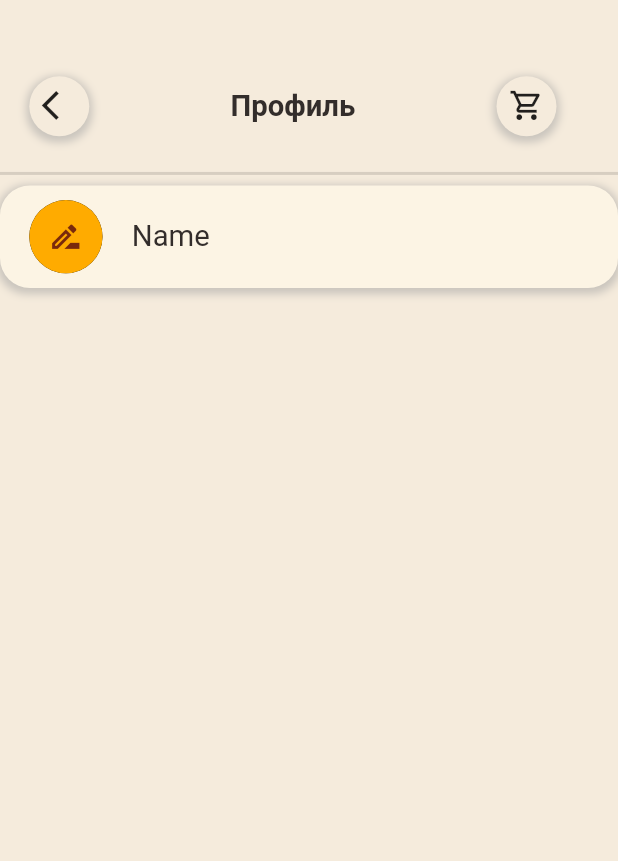
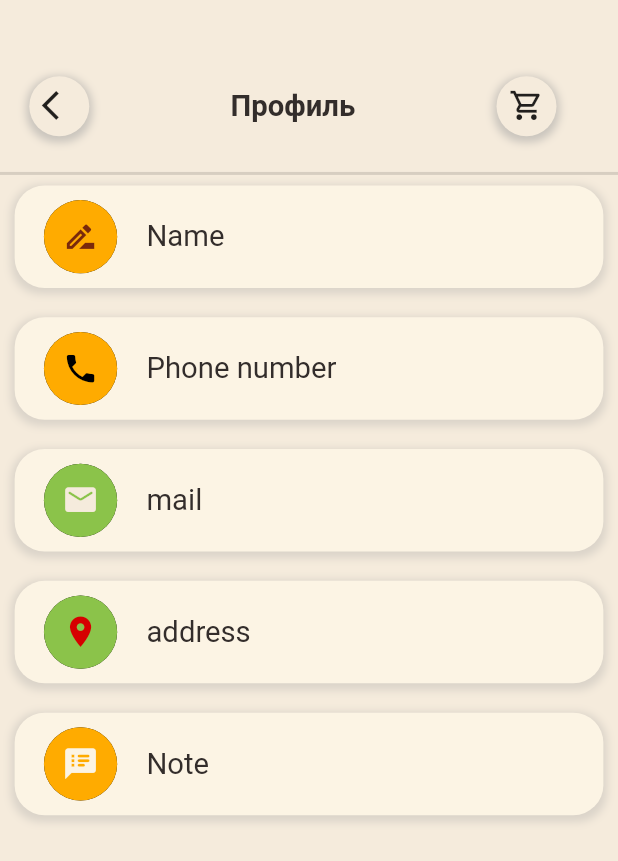
Before and after one commit to dimad2602/WaiterPlus-Flutter-App, a Flutter app: the ProfileSettings screen opened by its route, on a phone screen of 412 x 824 dp. Shown: the top 861 px of the screen. Run offline on Flutter 3.47's test engine with Material 2 defaults, Android fonts, the phone set to English and light mode, and no system bars; our stand-ins replace cached_network_image, cloud_firestore, firebase_auth, firebase_core, firebase_storage, flutter_svg and 6 more; missing offline and left inert: dart:ffi, easy_separator, qr_code_scanner; accounts and stored records are empty.

```diff
--- a/lib/pages/usermenu/profile_page.dart
+++ b/lib/pages/usermenu/profile_page.dart
@@ -17,8 +17,7 @@ class ProfileSettings extends StatelessWidget {
   Widget build(BuildContext context) {
     return Scaffold(
       backgroundColor: const Color(0xFFf5ebdc),
-      body: SingleChildScrollView(
-        child: Center(
+      body: Center(
         child: Column(
           crossAxisAlignment: CrossAxisAlignment.start,
           mainAxisAlignment: MainAxisAlignment.center,
@@ -77,30 +76,73 @@ class ProfileSettings extends StatelessWidget {
             const SizedBox(
               height: 10,
             ),
+            Expanded(
+              child: SingleChildScrollView(
+                child: Column(
+                  children: [
                     const Divider(
                       thickness: 2,
                     ),
-              // listTiles(
-              //     title: 'Имя',
-              //     // subtitle: 'Subtitle',
-              //     icon: Icons.drive_file_rename_outline_rounded,
-              //     onPressed: () {}),
+                    //name
                     AccountWidget(
                         appIcon:
                         AppIcon(icon: Icons.drive_file_rename_outline_outlined,
-                      backgroundColor: AppColors.Alert_checkColor,
-                      iconColor: AppColors.RedBottonColor,
+                          backgroundColor: AppColors.alertCheckColor,
+                          iconColor: AppColors.redBottonColor,
                           customSize: Constants.height10*5/2,
                           size: Constants.height10*5,
                           swadowOff: false,),
                         // TODO: имя должен заполнить пользователь (врядли будет в бд хранится)
-                  bigText: BigText(text:'Name'))
-              // listTiles(
-              //     title: 'Мои заказы', icon: Icons.history, onPressed: () {
-              //   Get.toNamed(OrderHistory.routeName);
-              // }),
+                        bigText: BigText(text:'Name')),
+                    SizedBox(height: Constants.height20,),
+                    //telephone
+                    AccountWidget(
+                        appIcon:
+                        AppIcon(icon: Icons.phone,
+                          backgroundColor: AppColors.alertCheckColor,
+                          iconColor: Colors.black,
+                          customSize: Constants.height10*5/2,
+                          size: Constants.height10*5,
+                          swadowOff: false,),
+                        bigText: BigText(text:'Phone number')),
+                    SizedBox(height: Constants.height20,),
+                    //mail
+                    AccountWidget(
+                        appIcon:
+                        AppIcon(icon: Icons.mail_rounded,
+                          backgroundColor: AppColors.lightGreenColor,
+                          iconColor: AppColors.mainColor,
+                          customSize: Constants.height10*5/2,
+                          size: Constants.height10*5,
+                          swadowOff: false,),
+                        bigText: BigText(text:'mail')),
+                    SizedBox(height: Constants.height20,),
+                    //address
+                    AccountWidget(
+                        appIcon:
+                        AppIcon(icon: Icons.location_on,
+                          backgroundColor: AppColors.lightGreenColor,
+                          iconColor: AppColors.redColor,
+                          customSize: Constants.height10*5/2,
+                          size: Constants.height10*5,
+                          swadowOff: false,),
+                        bigText: BigText(text:'address')),
+                    SizedBox(height: Constants.height20,),
+                    //Note
+                    AccountWidget(
+                        appIcon:
+                        AppIcon(icon: Icons.speaker_notes_rounded,
+                          backgroundColor: AppColors.alertCheckColor,
+                          iconColor: AppColors.liteMainColor,
+                          customSize: Constants.height10*5/2,
+                          size: Constants.height10*5,
+                          swadowOff: false,),
+                        bigText: BigText(text:'Note')),
                   ],
                 ),
+              ),
+            )
+          ],
         ),
       ),
     );
--- a/lib/util/AppColors.dart
+++ b/lib/util/AppColors.dart
@@ -3,11 +3,15 @@ import 'dart:ui';
 
 class AppColors {
   static final Color mainColor = const Color(0xFFf5ebdc);
+  static final Color liteMainColor = const Color(0xfffcf4e4);
   static final Color bottonColor = const Color(0xFF4ecb71);
-  static final Color Alert_checkColor = const Color(0xFFffab00);
-  static final Color OldMainColor = const Color(0xFFD3AF9C);
-  static final Color RedBottonColor = const Color(0xFF79290C);
+  static final Color alertCheckColor = const Color(0xFFffab00);
+  static final Color oldMainColor = const Color(0xFFD3AF9C);
+  static final Color redBottonColor = const Color(0xFF79290C);
   static final Color redColor = const Color(0xFFd60000);
+  static final Color blueAccentColor = const Color(0xFF1976D2);
+  static final Color lightGreenColor = const Color(0xFF8BC34A);
+
 
   static final Color qwe1 = const Color(0xFFFFA500);
   static final Color qwe2 = const Color(0xFFffc0cb);
--- a/lib/widgets/profile/account_widget.dart
+++ b/lib/widgets/profile/account_widget.dart
@@ -18,13 +18,15 @@ class AccountWidget extends StatelessWidget {
   @override
   Widget build(BuildContext context) {
     //TODO: Не уверен в дизайне
-    return Container(
+    return Padding(
+      padding: EdgeInsets.symmetric(horizontal: Constants.width10),
+      child: Container(
         decoration: BoxDecoration(
           borderRadius: BorderRadius.circular(size / 2),
           color: backgroundColor,
           boxShadow: [
             BoxShadow(
-            color: Colors.grey.withOpacity(0.5),
+              color: Colors.grey.withOpacity(0.3),
               spreadRadius: 2,
               blurRadius: 4,
               offset: Offset(0, 2),
@@ -44,6 +46,7 @@ class AccountWidget extends StatelessWidget {
             bigText,
           ],
         ),
+      ),
     );
   }
 }
```
Also changed, not shown: lib/controllers/registration_controller/auth_controller.dart (added, +60 -0 lines), lib/controllers/user_controller/user_controller.dart (added, +32 -0 lines), lib/data/api/api_client.dart (+23 -1 lines), lib/data/repository/auth_repo.dart (added, +55 -0 lines), lib/data/repository/user_repo.dart (added, +14 -0 lines), lib/helper/dependencies.dart (+24 -0 lines), lib/models/response_model.dart (added, +11 -0 lines), lib/models/signup_body_model.dart (added, +23 -0 lines), lib/models/user_model.dart (added, +25 -0 lines), lib/pages/login/login_page.dart (+5 -5 lines), lib/pages/usermenu/user_page.dart (+17 -0 lines), lib/util/app_constants.dart (+12 -0 lines). Lines whose indentation alone changed are shown as unchanged.
